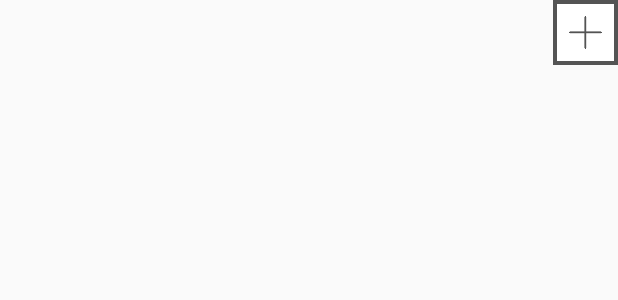
After one commit to grants/OakPark, an Android app: the layout view_edit_panel.xml on its own in the app's theme, with its tools: preview values and no code run, on a phone screen of 412 x 824 dp. The commit adds this screen. Shown: the top 300 px of the screen. Run offline under Robolectric (Android 15) with nearby library versions, the phone set to English and light mode, and no system bars.

Commit message:
:octocat:

```diff
--- /dev/null
+++ b/app/src/main/res/layout/view_edit_panel.xml
@@ -0,0 +1,42 @@
+<?xml version="1.0" encoding="utf-8"?>
+<RelativeLayout xmlns:android="http://schemas.android.com/apk/res/android"
+    android:orientation="vertical"
+    android:layout_width="wrap_content"
+    android:layout_height="wrap_content">
+
+    <ImageView
+        android:id="@+id/edit_panel_add"
+        android:src="@mipmap/ic_add"
+        android:layout_width="43dp"
+        android:layout_height="43dp"
+        android:padding="6dp"
+        android:layout_alignParentRight="true"
+        android:background="@drawable/bg_button"/>
+
+
+    <LinearLayout
+        android:id="@+id/edit_panel_content"
+        android:layout_toLeftOf="@+id/edit_panel_add"
+        android:orientation="horizontal"
+        android:visibility="gone"
+        android:layout_width="wrap_content"
+        android:layout_height="wrap_content"
+        android:background="@drawable/bg_button">
+
+        <ImageView
+            android:id="@+id/edit_panel_preview"
+            android:src="@mipmap/ic_preview"
+            android:layout_width="43dp"
+            android:layout_height="43dp"
+            android:padding="7dp" />
+
+        <ImageView
+            android:id="@+id/edit_panel_camera"
+            android:src="@mipmap/ic_camera"
+            android:layout_width="43dp"
+            android:layout_height="43dp"
+            android:padding="7dp"/>
+
+    </LinearLayout>
+
+</RelativeLayout>
--- a/app/src/main/res/values/styles.xml
+++ b/app/src/main/res/values/styles.xml
@@ -10,6 +10,7 @@
     </style>
 
     <style name="ValidateEdittext" parent="Base.Widget.AppCompat.EditText">
+        <item name="android:typeface">monospace</item>
         <item name="android:textCursorDrawable">@null</item>
         <item name="android:background">@android:color/white</item>
         <item name="android:padding">9dp</item>
```
Also changed, not shown: app/src/main/java/me/laudoak/oakpark/net/UserProxy.java (+106 -0 lines), app/src/main/java/me/laudoak/oakpark/view/LoginView.java (+27 -0 lines), app/src/main/java/me/laudoak/oakpark/view/RegisterView.java (+25 -0 lines), app/src/main/java/me/laudoak/oakpark/widget/panel/XBasePanelView.java (added, +136 -0 lines), app/src/main/java/me/laudoak/oakpark/widget/panel/XPanelView.java (added, +47 -0 lines), app/src/main/res/mipmap-xxhdpi/ic_add.png (added), app/src/main/res/mipmap-xxhdpi/ic_camera.png (added), app/src/main/res/mipmap-xxhdpi/ic_preview.png (added), app/src/main/res/mipmap-xxhdpi/ic_subtract.png (added).
